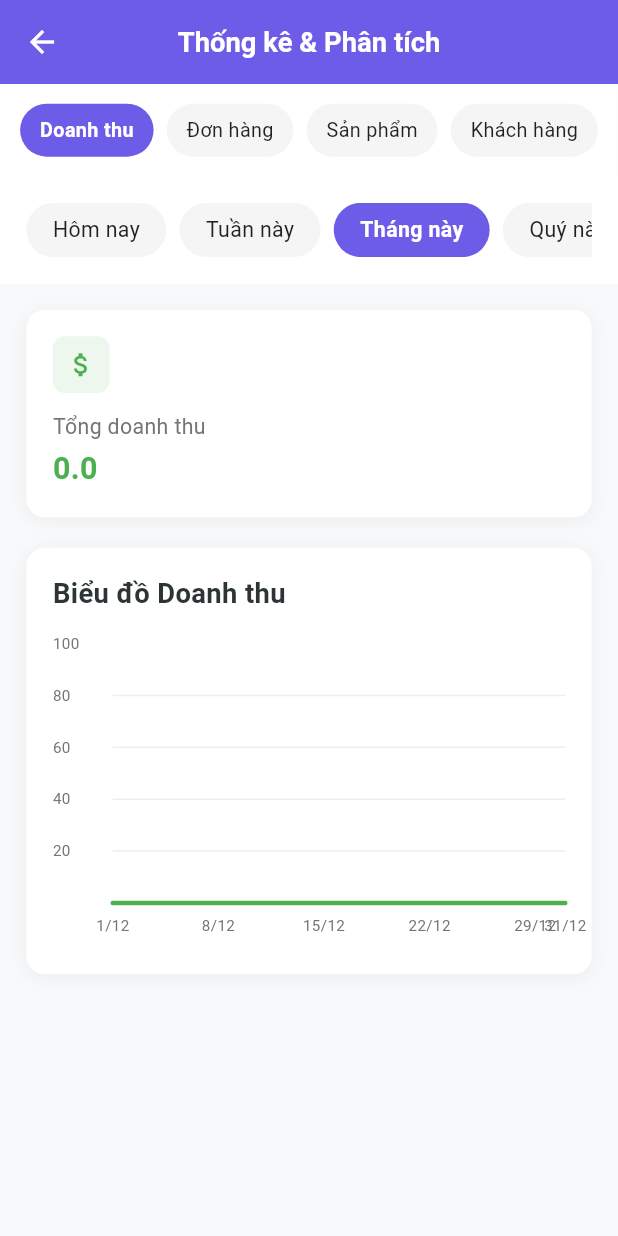
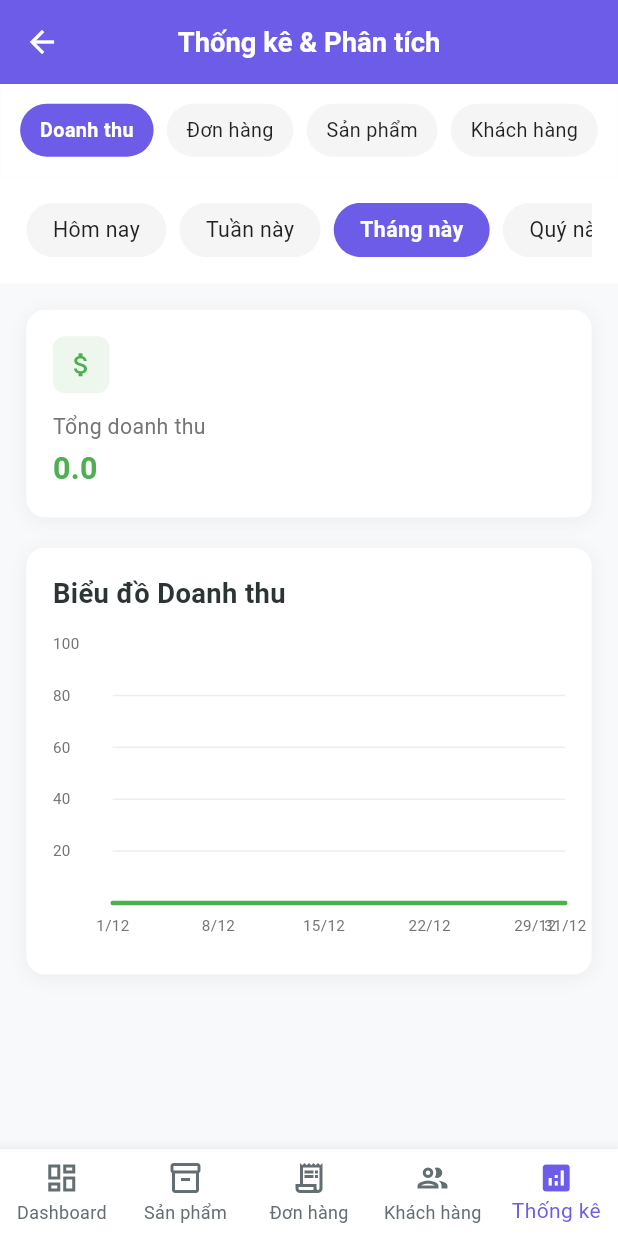
Before and after one commit to linh280503/blindboxshop, a Flutter app: the AdminAnalyticsPage screen opened directly, after a tap on "Đơn hàng", on a phone screen of 412 x 824 dp. Run offline on Flutter 3.47's test engine with Material 3 defaults, Android fonts, the phone set to English and light mode, and no system bars; drawn by our look-alikes of fl_chart; our stand-ins replace cached_network_image, carousel_slider, cloud_firestore, firebase_auth, firebase_core, firebase_storage and 5 more; missing offline and left inert: emailjs, excel, flutter_stripe; accounts and stored records are empty.

Commit message:
Fix: Sua loi null o Top 5 khach mua it va them AdminBottomNavigation nhat quan cho cac trang admin

```diff
--- /dev/null
+++ b/lib/features/admin/presentation/widgets/admin_bottom_navigation.dart
@@ -0,0 +1,70 @@
+import 'package:flutter/material.dart';
+import 'package:go_router/go_router.dart';
+import '../../../../core/constants/app_colors.dart';
+
+enum AdminTab { dashboard, products, orders, customers, analytics }
+
+class AdminBottomNavigation extends StatelessWidget {
+  final AdminTab currentTab;
+
+  const AdminBottomNavigation({super.key, required this.currentTab});
+
+  @override
+  Widget build(BuildContext context) {
+    return BottomNavigationBar(
+      currentIndex: currentTab.index,
+      onTap: (index) {
+        final targetTab = AdminTab.values[index];
+        if (targetTab == currentTab) return; // Không navigate nếu đã ở tab đó
+
+        switch (targetTab) {
+          case AdminTab.dashboard:
+            context.go('/admin');
+            break;
+          case AdminTab.products:
+            context.go('/admin/products');
+            break;
+          case AdminTab.orders:
+            context.go('/admin/orders');
+            break;
+          case AdminTab.customers:
+            context.go('/admin/customers');
+            break;
+          case AdminTab.analytics:
+            context.go('/admin/analytics');
+            break;
+        }
+      },
+      type: BottomNavigationBarType.fixed,
+      selectedItemColor: AppColors.primary,
+      unselectedItemColor: AppColors.textSecondary,
+      items: const [
+        BottomNavigationBarItem(
+          icon: Icon(Icons.dashboard_outlined),
+          activeIcon: Icon(Icons.dashboard),
+          label: 'Dashboard',
+        ),
+        BottomNavigationBarItem(
+          icon: Icon(Icons.inventory_2_outlined),
+          activeIcon: Icon(Icons.inventory_2),
+          label: 'Sản phẩm',
+        ),
+        BottomNavigationBarItem(
+          icon: Icon(Icons.receipt_long_outlined),
+          activeIcon: Icon(Icons.receipt_long),
+          label: 'Đơn hàng',
+        ),
+        BottomNavigationBarItem(
+          icon: Icon(Icons.people_outlined),
+          activeIcon: Icon(Icons.people),
+          label: 'Khách hàng',
+        ),
+        BottomNavigationBarItem(
+          icon: Icon(Icons.analytics_outlined),
+          activeIcon: Icon(Icons.analytics),
+          label: 'Thống kê',
+        ),
+      ],
+    );
+  }
+}
--- a/lib/features/auth/presentation/pages/admin_customer_management_page.dart
+++ b/lib/features/auth/presentation/pages/admin_customer_management_page.dart
@@ -7,6 +7,7 @@ import 'package:flutter_screenutil/flutter_screenutil.dart';
 import 'package:cloud_firestore/cloud_firestore.dart';
 import '../../data/models/user_model.dart';
 import '../../../../core/constants/app_colors.dart';
+import '../../../admin/presentation/widgets/admin_bottom_navigation.dart';
 import '../widgets/admin_customer_detail_dialog.dart';
 
 class AdminCustomerManagementPage extends ConsumerStatefulWidget {
@@ -279,6 +280,9 @@ class _AdminCustomerManagementPageState
             ),
           ),
         ],
+      ),
+      bottomNavigationBar: const AdminBottomNavigation(
+        currentTab: AdminTab.customers,
       ),
     );
   }
--- a/lib/features/order/presentation/pages/admin_order_management_page.dart
+++ b/lib/features/order/presentation/pages/admin_order_management_page.dart
@@ -7,6 +7,7 @@ import 'package:go_router/go_router.dart';
 import '../../data/models/order_model.dart';
 import '../../../../core/constants/app_colors.dart';
 import '../../../../core/services/notification_service.dart';
+import '../../../admin/presentation/widgets/admin_bottom_navigation.dart';
 import '../providers/order_provider.dart';
 import '../../data/di/order_providers.dart';
 import '../../domain/entities/order_status.dart';
@@ -330,6 +331,9 @@ class _AdminOrderManagementPageState
             ),
           ),
         ],
+      ),
+      bottomNavigationBar: const AdminBottomNavigation(
+        currentTab: AdminTab.orders,
       ),
     );
   }
--- a/lib/features/product/presentation/pages/admin_product_management_page.dart
+++ b/lib/features/product/presentation/pages/admin_product_management_page.dart
@@ -7,6 +7,7 @@ import 'package:cloud_firestore/cloud_firestore.dart';
 import '../../data/models/product_model.dart';
 import '../../../../core/constants/app_colors.dart';
 import '../../../../core/services/export_service.dart';
+import '../../../admin/presentation/widgets/admin_bottom_navigation.dart';
 import '../widgets/admin_product_dialog.dart';
 
 class AdminProductManagementPage extends ConsumerStatefulWidget {
@@ -250,6 +251,9 @@ class _AdminProductManagementPageState
             ),
           ),
         ],
+      ),
+      bottomNavigationBar: const AdminBottomNavigation(
+        currentTab: AdminTab.products,
       ),
     );
   }
```
Also changed, not shown: lib/features/admin/presentation/pages/admin_analytics_page.dart (+5 -9 lines), lib/features/admin/presentation/pages/admin_dashboard_page.dart (+3 -57 lines), pubspec.lock, 1 other file.
